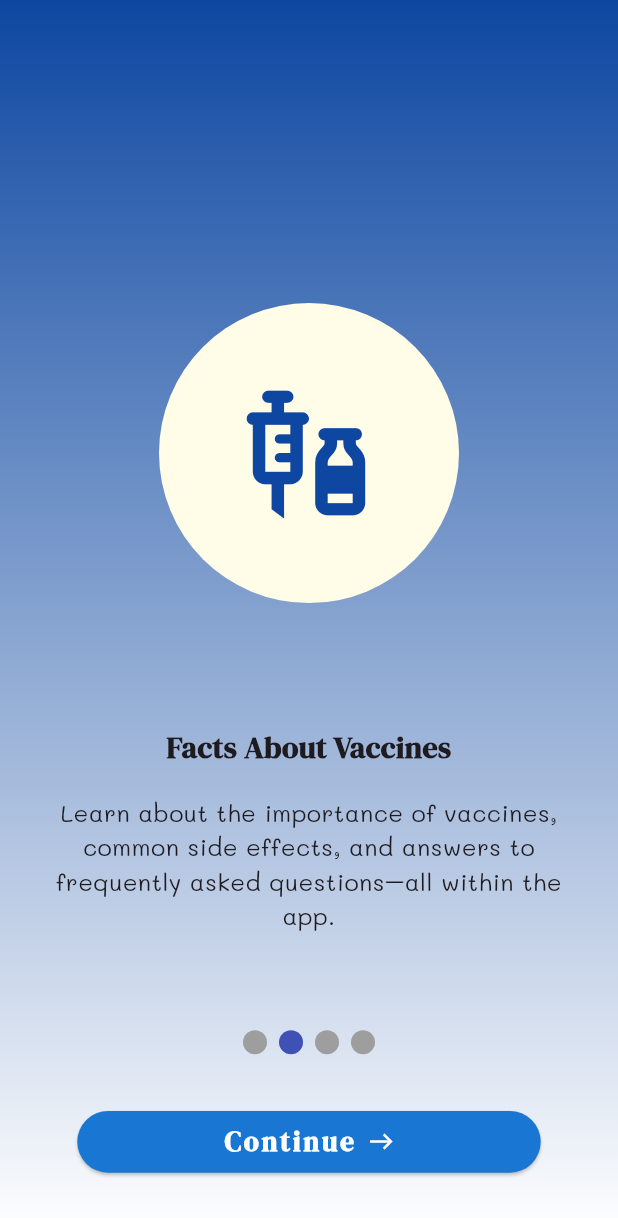
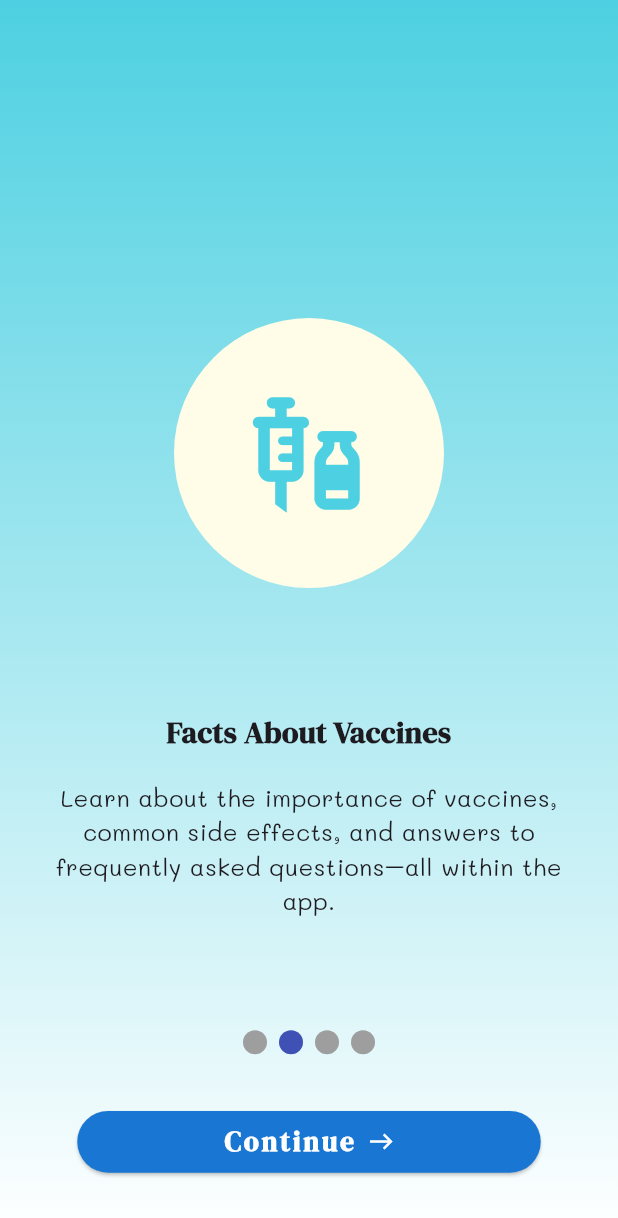
Before and after one commit to patriajasel/vaccination_tracker_app, a Flutter app: the screen it shows after launch, after a tap on "Get Started", on a phone screen of 412 x 824 dp. Shown: the top 1218 px of the screen. Run offline on Flutter 3.47's test engine with Material 3 defaults, Android fonts, the phone set to English and light mode, and no system bars; drawn by our look-alikes of smooth_page_indicator; our stand-ins replace flutter_riverpod, table_calendar.

Commit message:
Get started page update

```diff
--- a/lib/pages/intro_screens/intro_page_1.dart
+++ b/lib/pages/intro_screens/intro_page_1.dart
@@ -1,14 +1,24 @@
 import 'package:flutter/material.dart';
+
+/**
+ * TODO SECTION
+ * ! Edit Image Scales
+ */
 
 class IntroPage1 extends StatelessWidget {
   const IntroPage1({super.key});
 
   @override
   Widget build(BuildContext context) {
+    double screenHeight = MediaQuery.of(context).size.height;
+    double screenWidth = MediaQuery.of(context).size.width;
     return Container(
-      decoration:  BoxDecoration(
+      decoration: BoxDecoration(
         gradient: LinearGradient(
-          colors: [Colors.blue.shade900, Colors.white], // Colors for the gradient
+          colors: [
+            Colors.cyan.shade300,
+            Colors.white
+          ], // Colors for the gradient
           begin: Alignment.topCenter,
           end: Alignment.bottomCenter,
         ),
@@ -20,13 +30,17 @@ class IntroPage1 extends StatelessWidget {
             'lib/assets/logos/VacCalendar_Logo.png',
             scale: 1.5,
           ),
-          const Text(
+          Padding(
+            padding: EdgeInsets.symmetric(
+                horizontal: screenWidth * 0.1, vertical: screenHeight * 0.1),
+            child: const Text(
               'Stronger and healthy future for your children',
               textAlign: TextAlign.center,
               style: TextStyle(
                   fontFamily: 'DMSerif',
                   fontSize: 20.0,
                   fontWeight: FontWeight.bold),
+            ),
           )
         ],
       ),
--- a/lib/pages/intro_screens/intro_page_2.dart
+++ b/lib/pages/intro_screens/intro_page_2.dart
@@ -10,9 +10,12 @@ class IntroPage2 extends StatelessWidget {
     final double screenWidth = MediaQuery.of(context).size.width;
 
     return Container(
-      decoration:  BoxDecoration(
+      decoration: BoxDecoration(
         gradient: LinearGradient(
-          colors: [Colors.blue.shade900, Colors.white], // Colors for the gradient
+          colors: [
+            Colors.cyan.shade300,
+            Colors.white
+          ], // Colors for the gradient
           begin: Alignment.topCenter,
           end: Alignment.bottomCenter,
         ),
@@ -22,11 +25,11 @@ class IntroPage2 extends StatelessWidget {
         children: [
           CircleAvatar(
             backgroundColor: Colors.yellow.shade50,
-            radius: 100,
+            radius: 90,
             child: Icon(
               Icons.vaccines,
-              size: 100,
-              color: Colors.blue.shade900,
+              size: 90,
+              color: Colors.cyan.shade300,
             ),
           ),
           SizedBox(height: screenHeight * 0.1),
--- a/lib/pages/intro_screens/intro_page_3.dart
+++ b/lib/pages/intro_screens/intro_page_3.dart
@@ -7,13 +7,15 @@ class IntroPage3 extends StatelessWidget {
   @override
   Widget build(BuildContext context) {
     final double screenHeight = MediaQuery.of(context).size.height;
-        final double screenWidth = MediaQuery.of(context).size.width;
-
+    final double screenWidth = MediaQuery.of(context).size.width;
 
     return Container(
-      decoration:  BoxDecoration(
+      decoration: BoxDecoration(
         gradient: LinearGradient(
-          colors: [Colors.blue.shade900, Colors.white], // Colors for the gradient
+          colors: [
+            Colors.cyan.shade300,
+            Colors.white
+          ], // Colors for the gradient
           begin: Alignment.topCenter,
           end: Alignment.bottomCenter,
         ),
@@ -23,11 +25,11 @@ class IntroPage3 extends StatelessWidget {
         children: [
           CircleAvatar(
             backgroundColor: Colors.yellow.shade50,
-            radius: 100,
+            radius: 90,
             child: Icon(
               Icons.alarm,
-              size: 100,
-              color: Colors.blue.shade900,
+              size: 90,
+              color: Colors.cyan.shade300,
             ),
           ),
           SizedBox(height: screenHeight * 0.1),
--- a/lib/pages/intro_screens/intro_page_4.dart
+++ b/lib/pages/intro_screens/intro_page_4.dart
@@ -10,9 +10,12 @@ class IntroPage4 extends StatelessWidget {
     final double screenWidth = MediaQuery.of(context).size.width;
 
     return Container(
-      decoration:  BoxDecoration(
+      decoration: BoxDecoration(
         gradient: LinearGradient(
-          colors: [Colors.blue.shade900, Colors.white], // Colors for the gradient
+          colors: [
+            Colors.cyan.shade300,
+            Colors.white
+          ], // Colors for the gradient
           begin: Alignment.topCenter,
           end: Alignment.bottomCenter,
         ),
@@ -22,11 +25,11 @@ class IntroPage4 extends StatelessWidget {
         children: [
           CircleAvatar(
             backgroundColor: Colors.yellow.shade50,
-            radius: 100,
+            radius: 90,
             child: Icon(
               Icons.money_off,
-              size: 100,
-              color: Colors.blue.shade900,
+              size: 90,
+              color: Colors.cyan.shade300,
             ),
           ),
           SizedBox(height: screenHeight * 0.1),
--- a/lib/pages/start_page.dart
+++ b/lib/pages/start_page.dart
@@ -15,7 +15,7 @@ class StartPage extends StatelessWidget {
         decoration: BoxDecoration(
           gradient: LinearGradient(
             colors: [
-              Colors.blue.shade900,
+              Colors.cyan.shade300,
               Colors.white
             ], // Colors for the gradient
             begin: Alignment.topCenter,
@@ -34,7 +34,7 @@ class StartPage extends StatelessWidget {
             Padding(
               padding: EdgeInsets.symmetric(horizontal: screenWidth * 0.05),
               child: const Text(
-                'VacCalendar App',
+                'BakunaDo! App',
                 textAlign: TextAlign.center,
                 style: TextStyle(
                     fontSize: 25,
@@ -70,7 +70,7 @@ class StartPage extends StatelessWidget {
               },
               style: ElevatedButton.styleFrom(
                   fixedSize: Size(screenWidth * 0.6, screenHeight * 0.05),
-                  backgroundColor: Colors.blue.shade900,
+                  backgroundColor: Colors.cyan.shade300,
                   foregroundColor: Colors.white,
                   padding: const EdgeInsets.all(5),
                   shape: RoundedRectangleBorder(
@@ -88,11 +88,13 @@ class StartPage extends StatelessWidget {
             ElevatedButton(
               onPressed: () {
                 Navigator.of(context).push(MaterialPageRoute(
-                    builder: (route) => const SetUpProfileGuardianPage()));
+                    builder: (route) =>
+                        const SetUpProfileGuardianPage() //SetUpProfileGuardianPage()
+                    ));
               },
               style: ElevatedButton.styleFrom(
                   fixedSize: Size(screenWidth * 0.6, screenHeight * 0.05),
-                  backgroundColor: Colors.blue.shade900,
+                  backgroundColor: Colors.cyan.shade300,
                   foregroundColor: Colors.white,
                   padding: const EdgeInsets.all(5),
                   shape: RoundedRectangleBorder(
```
Lines whose indentation alone changed are shown as unchanged.
